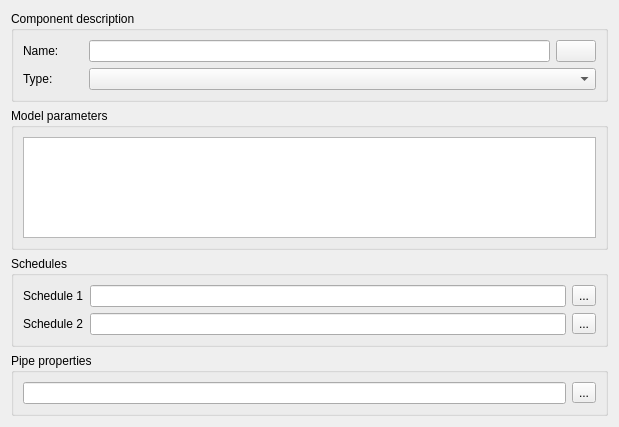
Old version of the form SIM-VICUS/src/SVDBNetworkComponentEditWidget.ui in the repository ghorwin/SIM-VICUS.
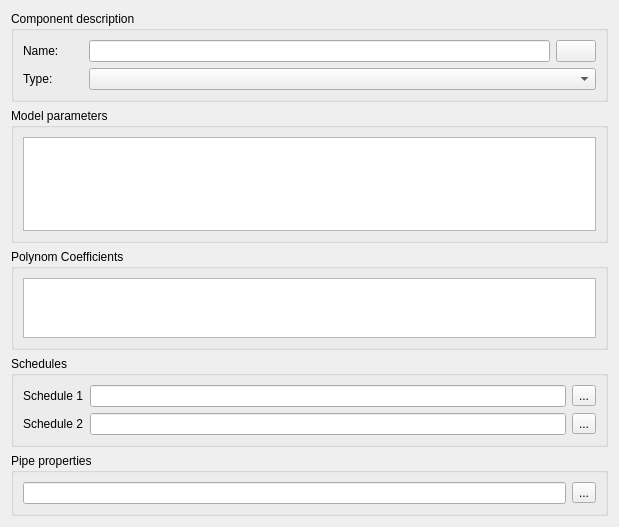
New version of the form. Custom widgets are drawn as their Qt base class.

Commit message: in SVDBNetworkComponents allow editing of polynom coefficients

```diff
--- a/SIM-VICUS/src/SVDBNetworkComponentEditWidget.ui
+++ b/SIM-VICUS/src/SVDBNetworkComponentEditWidget.ui
@@ -7,7 +7,7 @@
     <x>0</x>
     <y>0</y>
     <width>619</width>
-    <height>427</height>
+    <height>527</height>
    </rect>
   </property>
   <property name="windowTitle">
@@ -78,6 +78,31 @@
      </layout>
     </widget>
    </item>
+   <item>
+    <widget class="QGroupBox" name="groupBoxPolynomCoefficients">
+     <property name="title">
+      <string>Polynom Coefficients</string>
+     </property>
+     <layout class="QVBoxLayout" name="verticalLayout_3">
+      <item>
+       <widget class="QTableWidget" name="tableWidgetPolynomCoefficients">
+        <property name="sizePolicy">
+         <sizepolicy hsizetype="Expanding" vsizetype="Fixed">
+          <horstretch>0</horstretch>
+          <verstretch>0</verstretch>
+         </sizepolicy>
+        </property>
+        <property name="maximumSize">
+         <size>
+          <width>16777215</width>
+          <height>60</height>
+         </size>
+        </property>
+       </widget>
+      </item>
+     </layout>
+    </widget>
+   </item>
    <item>
     <widget class="QGroupBox" name="groupBoxSchedules">
      <property name="title">
```
The commit also changes 6 other files.
